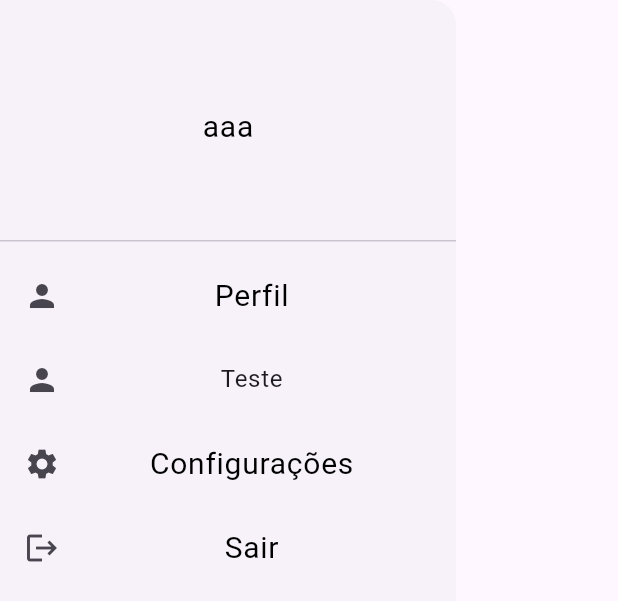
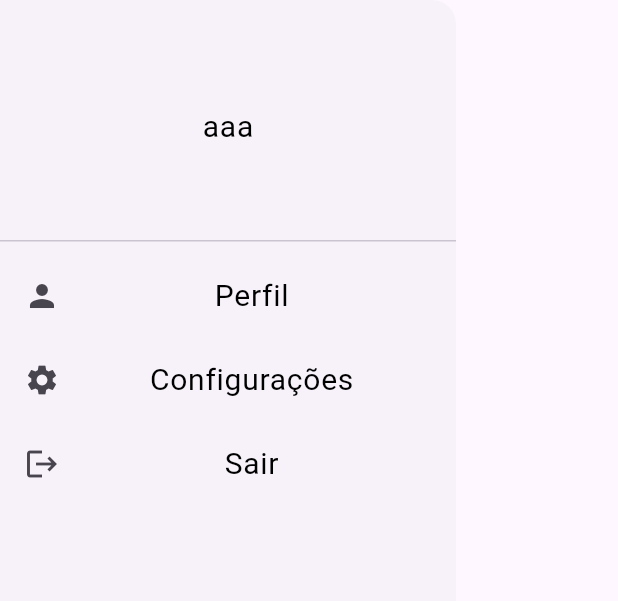
Before and after one commit to pablo-sa10/Pallet, a Flutter app: the DrawerPage widget shown alone on an empty page, opened directly, on a phone screen of 412 x 824 dp. Shown: the top 601 px of the screen. Run offline on Flutter 3.47's test engine with Material 3 defaults, Android fonts, the phone set to English and light mode, and no system bars; our stand-ins replace shared_preferences; accounts and stored records are empty; network calls fail.

Commit message:
adicionei o textbodysmall

```diff
--- a/pallets/lib/components/drawer.dart
+++ b/pallets/lib/components/drawer.dart
@@ -39,13 +39,6 @@ class _DrawerPageState extends State<DrawerPage> {
             textAlign: TextAlign.center,
           ),
           onTap: (){},
-        ),ListTile(
-          leading: Icon(Icons.person),
-          title: Text(
-            "Teste",
-            textAlign: TextAlign.center,
-          ),
-          onTap: (){},
         ),
         ListTile(
           leading: Icon(Icons.settings),
--- a/pallets/lib/theme/app_theme.dart
+++ b/pallets/lib/theme/app_theme.dart
@@ -20,6 +20,7 @@ class AppTheme {
       headlineSmall: TextStyle(fontSize: 16, color: AppColors.textoPreto),
       titleSmall: TextStyle(fontSize: 24, color: AppColors.textoPreto),
       titleMedium: TextStyle(fontSize: 20, color: AppColors.textoPreto),
+      bodySmall: TextStyle(fontSize: 16, color: AppColors.textoPreto),
     ),
     textButtonTheme: TextButtonThemeData(
       style: TextButton.styleFrom(
```
